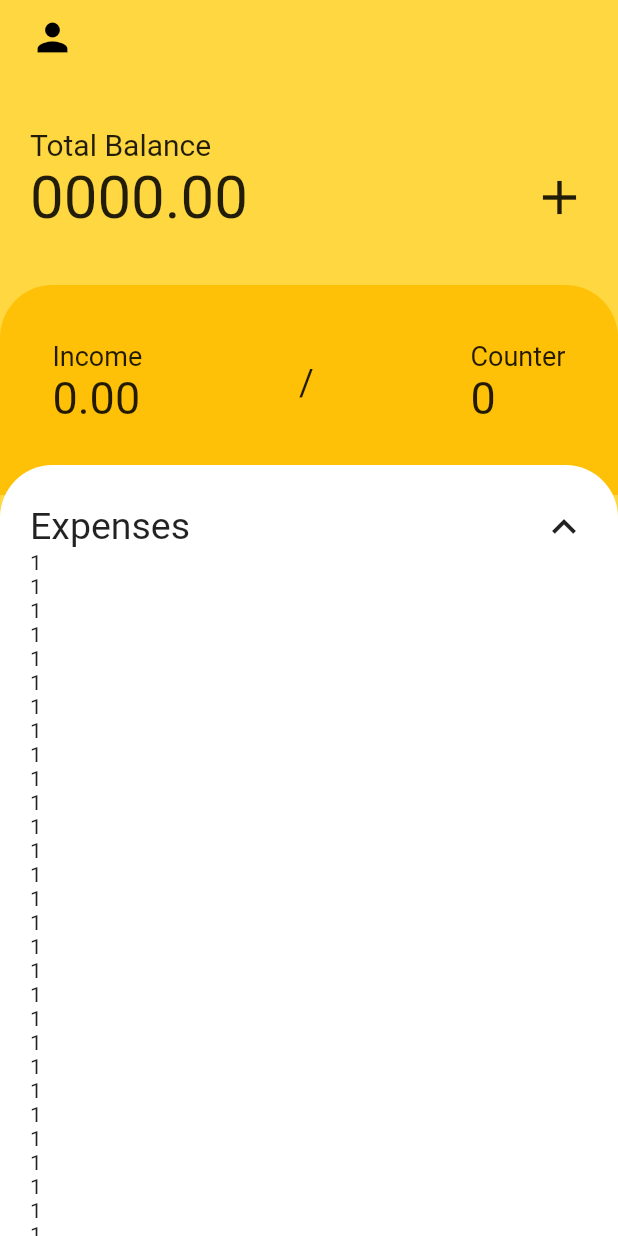
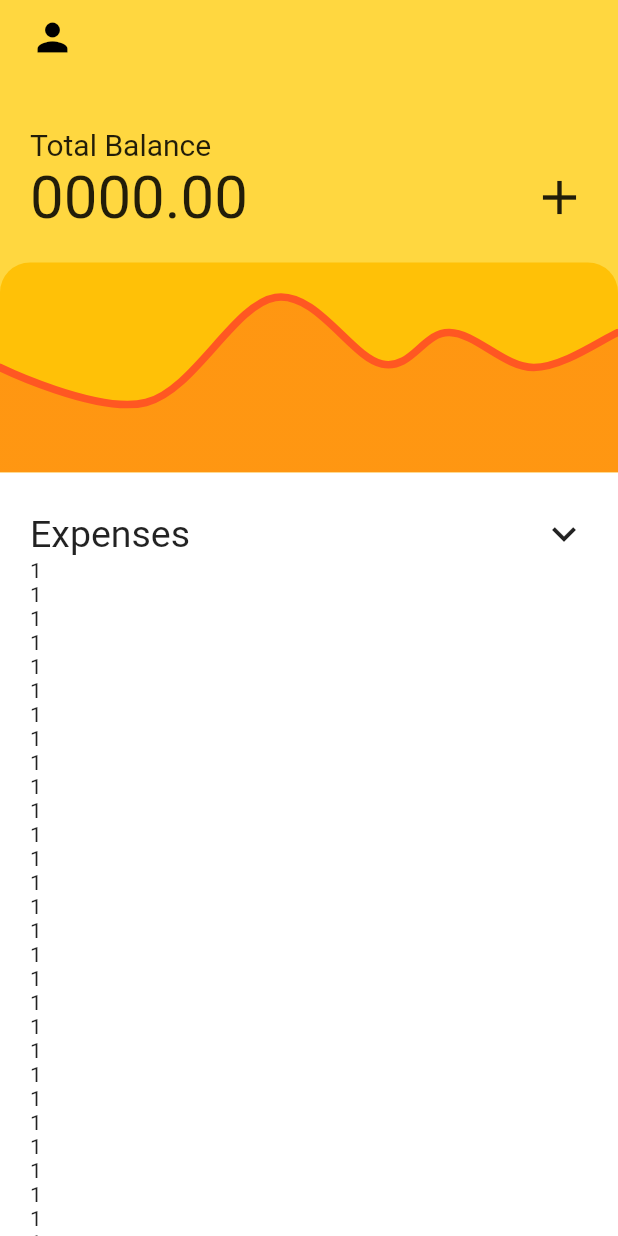
Before and after one commit to feMoraes0/pay-list, a Flutter app: the HomeScreen screen opened by its route, on a phone screen of 412 x 824 dp. Run offline on Flutter 3.47's test engine with Material 2 defaults, Android fonts, the phone set to English and light mode, and no system bars; drawn by our look-alikes of fl_chart; our stand-ins replace google_fonts, sqflite; accounts and stored records are empty.

Commit message:
project: charts

```diff
--- /dev/null
+++ b/lib/screens/chart.dart
@@ -0,0 +1,70 @@
+import 'package:fl_chart/fl_chart.dart';
+import 'package:flutter/material.dart';
+
+class LineChartSample2 extends StatefulWidget {
+  @override
+  _LineChartSample2State createState() => _LineChartSample2State();
+}
+
+class _LineChartSample2State extends State<LineChartSample2> {
+  List<Color> gradientColors = [
+    Colors.deepOrange,
+    Colors.deepOrange,
+  ];
+
+  bool showAvg = false;
+
+  @override
+  Widget build(BuildContext context) {
+    return LineChart(mainData());
+  }
+
+  LineChartData mainData() {
+    return LineChartData(
+      gridData: FlGridData(
+        show: false,
+      ),
+      titlesData: FlTitlesData(
+        show: true,
+        bottomTitles: SideTitles(
+          showTitles: false,
+        ),
+        leftTitles: SideTitles(
+          showTitles: false,
+        ),
+      ),
+      borderData: FlBorderData(
+        show: false,
+      ),
+      minX: 0,
+      maxX: 11,
+      minY: 0,
+      maxY: 6,
+      lineBarsData: [
+        LineChartBarData(
+          spots: const [
+            FlSpot(0, 3),
+            FlSpot(2.6, 2),
+            FlSpot(4.9, 5),
+            FlSpot(6.8, 3.1),
+            FlSpot(8, 4),
+            FlSpot(9.5, 3),
+            FlSpot(11, 4),
+          ],
+          isCurved: true,
+          colors: gradientColors,
+          barWidth: 5,
+          isStrokeCapRound: true,
+          dotData: const FlDotData(
+            show: false,
+          ),
+          belowBarData: BarAreaData(
+            show: true,
+            colors:
+                gradientColors.map((color) => color.withOpacity(0.4)).toList(),
+          ),
+        ),
+      ],
+    );
+  }
+}
--- a/lib/screens/home_screen.dart
+++ b/lib/screens/home_screen.dart
@@ -1,4 +1,5 @@
 import 'package:flutter/material.dart';
+import 'package:pay_list/screens/chart.dart';
 
 class HomeScreen extends StatefulWidget {
   @override
@@ -6,11 +7,11 @@ class HomeScreen extends StatefulWidget {
 }
 
 class _HomeScreenState extends State<HomeScreen> {
-  double containerMarginTop = 310.0;
+  double containerMarginTop = 315.0;
 
   void updateMarginTop() {
     setState(() {
-      containerMarginTop = (containerMarginTop == 310.0) ? 0.0 : 310.0;
+      containerMarginTop = (containerMarginTop == 315.0) ? 0.0 : 315.0;
     });
   }
 
@@ -70,71 +71,19 @@ class _HomeScreenState extends State<HomeScreen> {
               ),
             ),
             Positioned(
-              top: 170.0,
+              top: 155.0,
               child: Container(
                 width: size.width,
                 height: 140.0,
-                padding: const EdgeInsets.only(
-                  left: 35.0,
-                  right: 35.0,
-                  bottom: 10.0,
-                ),
                 margin: const EdgeInsets.only(top: 20.0),
                 decoration: BoxDecoration(
                   borderRadius: BorderRadius.only(
-                    topLeft: Radius.circular(35.0),
-                    topRight: Radius.circular(35.0),
+                    topLeft: Radius.circular(20.0),
+                    topRight: Radius.circular(20.0),
                   ),
                   color: Colors.amber,
                 ),
-                alignment: Alignment.center,
-                child: Row(
-                  mainAxisAlignment: MainAxisAlignment.spaceBetween,
-                  children: <Widget>[
-                    Column(
-                      crossAxisAlignment: CrossAxisAlignment.start,
-                      mainAxisAlignment: MainAxisAlignment.center,
-                      children: <Widget>[
-                        Text(
-                          'Income',
-                          style: TextStyle(
-                            fontSize: 18.0,
-                          ),
-                        ),
-                        Text(
-                          '0.00',
-                          style: TextStyle(
-                            fontSize: 30.0,
-                          ),
-                        ),
-                      ],
-                    ),
-                    Text(
-                      '/',
-                      style: TextStyle(
-                        fontSize: 24.0,
-                      ),
-                    ),
-                    Column(
-                      crossAxisAlignment: CrossAxisAlignment.start,
-                      mainAxisAlignment: MainAxisAlignment.center,
-                      children: <Widget>[
-                        Text(
-                          'Counter',
-                          style: TextStyle(
-                            fontSize: 18.0,
-                          ),
-                        ),
-                        Text(
-                          '0',
-                          style: TextStyle(
-                            fontSize: 30.0,
-                          ),
-                        ),
-                      ],
-                    ),
-                  ],
-                ),
+                child: LineChartSample2()
               ),
             ),
             AnimatedContainer(
@@ -148,10 +97,10 @@ class _HomeScreenState extends State<HomeScreen> {
                 right: 20.0,
               ),
               decoration: BoxDecoration(
-                borderRadius: BorderRadius.only(
-                  topLeft: Radius.circular((containerMarginTop == 310.0) ? 35.0 : 0.0),
-                  topRight: Radius.circular((containerMarginTop == 310.0) ? 35.0 : 0.0),
-                ),
+                // borderRadius: BorderRadius.only(
+                //   topLeft: Radius.circular((containerMarginTop == 315.0) ? 20.0 : 0.0),
+                //   topRight: Radius.circular((containerMarginTop == 315.0) ? 20.0 : 0.0),
+                // ),
                 color: Colors.white,
               ),
               child: Column(
--- a/pubspec.yaml
+++ b/pubspec.yaml
@@ -17,6 +17,7 @@ environment:
   sdk: ">=2.6.0 <3.0.0"
 
 dependencies:
+  fl_chart: ^0.8.1
   google_fonts: ^0.3.9
   flutter:
     sdk: flutter
```
Also changed, not shown: pubspec.lock.
